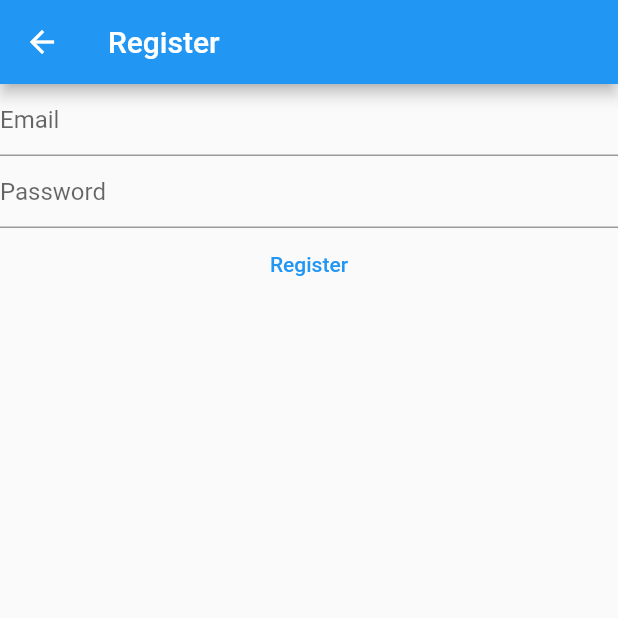
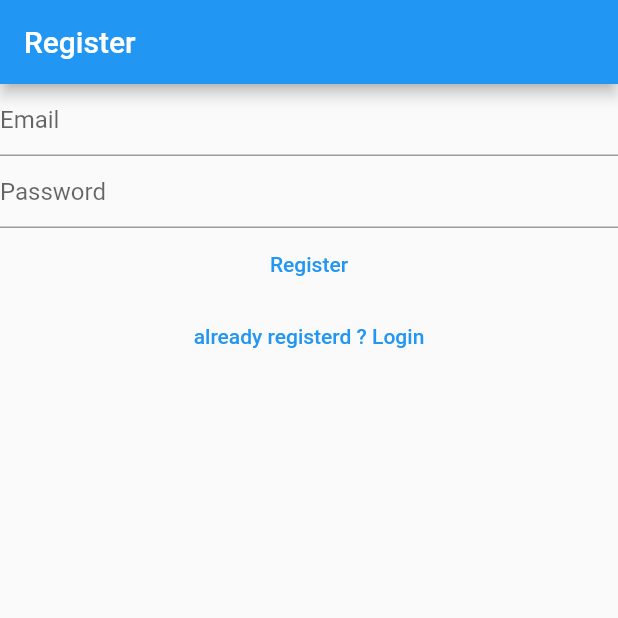
Before and after one commit to HuMiTriet/VGU-Eureka, a Flutter app: the RegisterView screen opened directly, on a phone screen of 412 x 824 dp, the top half of it. Run offline on Flutter 3.47's test engine with Material 2 defaults, Android fonts, the phone set to English and light mode, and no system bars; our stand-ins replace firebase_auth, firebase_core; missing offline and left inert: cloud_firestore_web, firebase_analytics_web, firebase_auth_web, firebase_core_web; accounts and stored records are empty.

Commit message:
finish switching between login and register view

```diff
--- a/lib/views/auth/register_view.dart
+++ b/lib/views/auth/register_view.dart
@@ -34,14 +34,7 @@ class _RegisterViewState extends State<RegisterView> {
       appBar: AppBar(
         title: const Text('Register'),
       ),
-      body: FutureBuilder(
-        future: Firebase.initializeApp(
-          options: DefaultFirebaseOptions.currentPlatform,
-        ),
-        builder: (context, snapshot) {
-          switch (snapshot.connectionState) {
-            case ConnectionState.done:
-              return Column(
+      body: Column(
         children: [
           TextField(
             controller: _email,
@@ -74,13 +67,15 @@ class _RegisterViewState extends State<RegisterView> {
                 print(e);
               }
             },
-                      child: const Text('Register')),
+            child: const Text('Register'),
+          ),
+          TextButton(
+              onPressed: () {
+                Navigator.of(context)
+                    .pushNamedAndRemoveUntil('/login/', (route) => false);
+              },
+              child: const Text('already registerd ? Login')),
         ],
-              );
-            default:
-              return const Text('Loading...');
-          }
-        },
       ),
     );
   }
```
Also changed, not shown: lib/main.dart (+9 -1 lines), lib/views/auth/login_view.dart (+54 -2 lines), lib/views/auth/verified_email_view.dart (+21 -5 lines), lib/views/home_page_view.dart (+13 -15 lines). Lines whose indentation alone changed are shown as unchanged.
